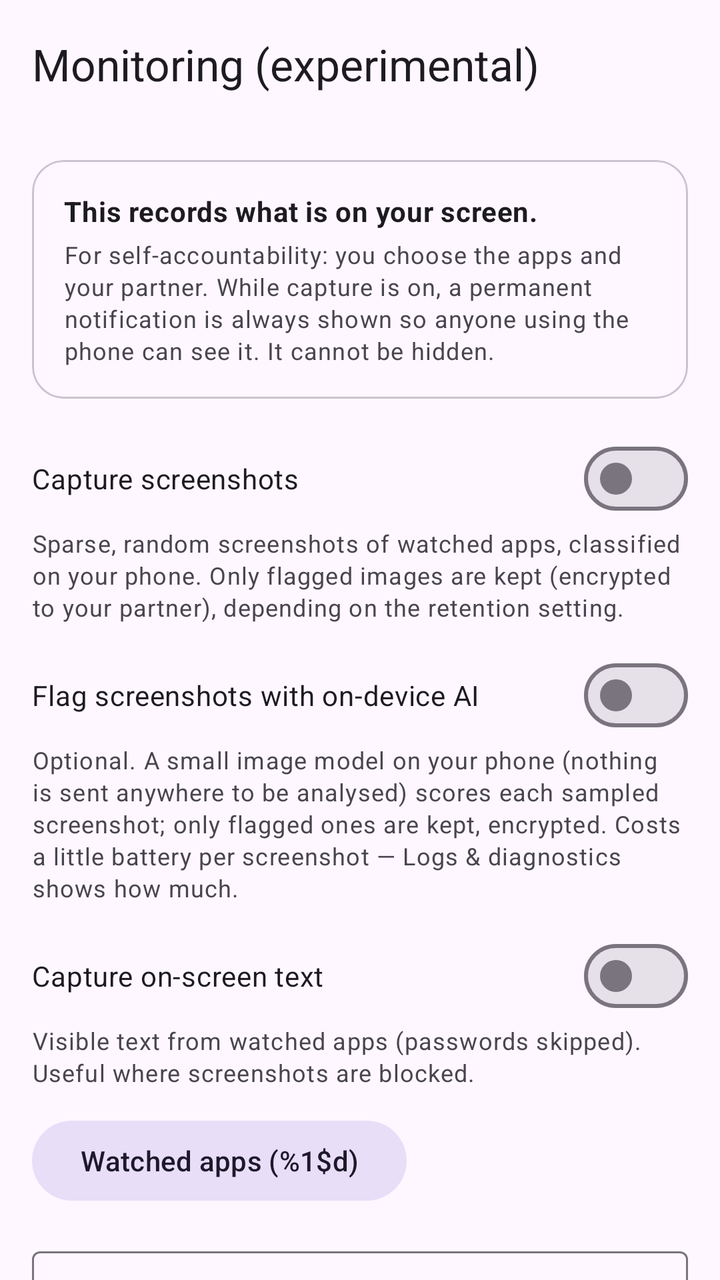
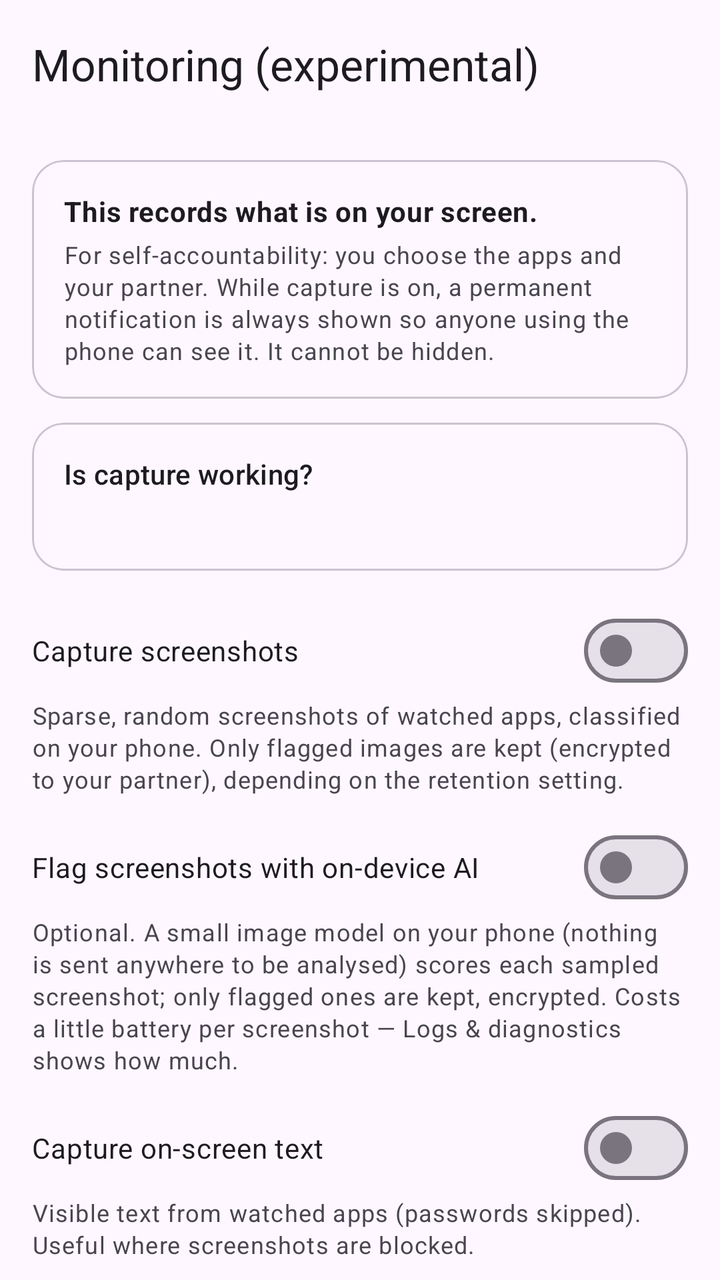

Before-and-after screenshots of an Android layout around one commit, followed by the original layout XML and the change that was made.
<!-- AndroidManifest.xml: application theme Theme.FocusFence -->
<!-- res/layout/activity_monitoring.xml -->
<?xml version="1.0" encoding="utf-8"?>
<androidx.coordinatorlayout.widget.CoordinatorLayout
    xmlns:android="http://schemas.android.com/apk/res/android"
    xmlns:app="http://schemas.android.com/apk/res-auto"
    android:layout_width="match_parent"
    android:layout_height="match_parent">

    <com.google.android.material.appbar.AppBarLayout
        android:layout_width="match_parent"
        android:layout_height="wrap_content">

        <com.google.android.material.appbar.MaterialToolbar
            android:id="@+id/toolbar"
            android:layout_width="match_parent"
            android:layout_height="?attr/actionBarSize"
            app:title="@string/monitor_title" />
    </com.google.android.material.appbar.AppBarLayout>

    <androidx.core.widget.NestedScrollView
        android:layout_width="match_parent"
        android:layout_height="match_parent"
        app:layout_behavior="@string/appbar_scrolling_view_behavior">

        <LinearLayout
            android:layout_width="match_parent"
            android:layout_height="wrap_content"
            android:orientation="vertical"
            android:padding="16dp">

            <com.google.android.material.card.MaterialCardView
                android:layout_width="match_parent"
                android:layout_height="wrap_content"
                app:cardCornerRadius="16dp"
                app:contentPadding="16dp">

                <LinearLayout
                    android:layout_width="match_parent"
                    android:layout_height="wrap_content"
                    android:orientation="vertical">

                    <TextView
                        android:layout_width="match_parent"
                        android:layout_height="wrap_content"
                        android:text="@string/monitor_banner"
                        android:textAppearance="?attr/textAppearanceBodyMedium"
                        android:textStyle="bold" />

                    <TextView
                        android:layout_width="match_parent"
                        android:layout_height="wrap_content"
                        android:layout_marginTop="4dp"
                        android:text="@string/monitor_banner_detail"
                        android:textAppearance="?attr/textAppearanceBodySmall"
                        android:textColor="?android:attr/textColorSecondary" />
                </LinearLayout>
            </com.google.android.material.card.MaterialCardView>

            <com.google.android.material.materialswitch.MaterialSwitch
                android:id="@+id/screenshotsSwitch"
                android:layout_width="match_parent"
                android:layout_height="wrap_content"
                android:layout_marginTop="16dp"
                android:text="@string/monitor_shots" />

            <TextView
                android:id="@+id/screenshotsHint"
                android:layout_width="match_parent"
                android:layout_height="wrap_content"
                android:text="@string/monitor_shots_hint"
                android:textAppearance="?attr/textAppearanceBodySmall"
                android:textColor="?android:attr/textColorSecondary" />

            <com.google.android.material.materialswitch.MaterialSwitch
                android:id="@+id/aiSwitch"
                android:layout_width="match_parent"
                android:layout_height="wrap_content"
                android:layout_marginTop="12dp"
                android:text="@string/monitor_ai" />

            <TextView
                android:layout_width="match_parent"
                android:layout_height="wrap_content"
                android:text="@string/monitor_ai_hint"
                android:textAppearance="?attr/textAppearanceBodySmall"
                android:textColor="?android:attr/textColorSecondary" />

            <com.google.android.material.materialswitch.MaterialSwitch
                android:id="@+id/textSwitch"
                android:layout_width="match_parent"
                android:layout_height="wrap_content"
                android:layout_marginTop="12dp"
                android:text="@string/monitor_text" />

            <TextView
                android:layout_width="match_parent"
                android:layout_height="wrap_content"
                android:text="@string/monitor_text_hint"
                android:textAppearance="?attr/textAppearanceBodySmall"
                android:textColor="?android:attr/textColorSecondary" />

            <Button
                android:id="@+id/watchedAppsButton"
                style="@style/Widget.Material3.Button.TonalButton"
                android:layout_width="wrap_content"
                android:layout_height="wrap_content"
                android:layout_marginTop="12dp"
                android:text="@string/monitor_watched_apps" />

            <com.google.android.material.textfield.TextInputLayout
                style="@style/Widget.Material3.TextInputLayout.OutlinedBox.ExposedDropdownMenu"
                android:layout_width="match_parent"
                android:layout_height="wrap_content"
                android:layout_marginTop="16dp"
                android:hint="@string/monitor_level">

                <com.google.android.material.textfield.MaterialAutoCompleteTextView
                    android:id="@+id/levelDropdown"
                    android:layout_width="match_parent"
                    android:layout_height="wrap_content"
                    android:inputType="none" />
            </com.google.android.material.textfield.TextInputLayout>

            <com.google.android.material.textfield.TextInputLayout
                style="@style/Widget.Material3.TextInputLayout.OutlinedBox.ExposedDropdownMenu"
                android:layout_width="match_parent"
                android:layout_height="wrap_content"
                android:layout_marginTop="12dp"
                android:hint="@string/monitor_retention">

                <com.google.android.material.textfield.MaterialAutoCompleteTextView
                    android:id="@+id/retentionDropdown"
                    android:layout_width="match_parent"
                    android:layout_height="wrap_content"
                    android:inputType="none" />
            </com.google.android.material.textfield.TextInputLayout>

            <TextView
                android:layout_width="match_parent"
                android:layout_height="wrap_content"
                android:layout_marginTop="16dp"
                android:text="@string/monitor_partner_key"
                android:textAppearance="?attr/textAppearanceTitleSmall" />

            <TextView
                android:id="@+id/partnerKeyStatus"
                android:layout_width="match_parent"
                android:layout_height="wrap_content"
                android:textAppearance="?attr/textAppearanceBodySmall"
                android:textColor="?android:attr/textColorSecondary" />

            <com.google.android.material.textfield.TextInputLayout
                android:layout_width="match_parent"
                android:layout_height="wrap_content"
                android:layout_marginTop="4dp"
                android:hint="@string/monitor_partner_key_hint">

                <com.google.android.material.textfield.TextInputEditText
                    android:id="@+id/partnerKeyInput"
                    android:layout_width="match_parent"
                    android:layout_height="wrap_content"
                    android:inputType="textNoSuggestions"
                    android:maxLines="3" />
            </com.google.android.material.textfield.TextInputLayout>

            <Button
                android:id="@+id/partnerKeySaveButton"
                style="@style/Widget.Material3.Button.TextButton"
                android:layout_width="wrap_content"
                android:layout_height="wrap_content"
                android:text="@string/monitor_partner_key_save" />
        </LinearLayout>
    </androidx.core.widget.NestedScrollView>
</androidx.coordinatorlayout.widget.CoordinatorLayout>
<!-- resources referenced by this layout -->
<resources>
  <string name="monitor_ai">Flag screenshots with on-device AI</string>
  <string name="monitor_ai_hint">Optional. A small image model on your phone (nothing is sent anywhere to be analysed) scores each sampled screenshot; only flagged ones are kept, encrypted. Costs a little battery per screenshot — Logs &amp; diagnostics shows how much.</string>
  <string name="monitor_banner">This records what is on your screen.</string>
  <string name="monitor_banner_detail">For self-accountability: you choose the apps and your partner. While capture is on, a permanent notification is always shown so anyone using the phone can see it. It cannot be hidden.</string>
  <string name="monitor_level">Screenshot frequency</string>
  <string name="monitor_partner_key">Partner encryption key</string>
  <string name="monitor_partner_key_hint">Paste partner public key (Base64)</string>
  <string name="monitor_partner_key_save">Save key</string>
  <string name="monitor_retention">What to keep</string>
  <string name="monitor_shots">Capture screenshots</string>
  <string name="monitor_shots_hint">Sparse, random screenshots of watched apps, classified on your phone. Only flagged images are kept (encrypted to your partner), depending on the retention setting.</string>
  <string name="monitor_text">Capture on-screen text</string>
  <string name="monitor_text_hint">Visible text from watched apps (passwords skipped). Useful where screenshots are blocked.</string>
  <string name="monitor_title">Monitoring (experimental)</string>
  <string name="monitor_watched_apps">Watched apps (%1$d)</string>
  <style name="Theme.FocusFence" parent="Theme.Material3.DayNight.NoActionBar">
          <item name="colorPrimary">@color/brand_primary</item>
      </style>
  <color name="brand_primary">#2E7D32</color>
</resources>

<!-- the commit's change to res/layout/activity_monitoring.xml (unified diff, before → after) -->
@@ -52,6 +52,30 @@
                         android:text="@string/monitor_banner_detail"
                         android:textAppearance="?attr/textAppearanceBodySmall"
                         android:textColor="?android:attr/textColorSecondary" />
+                </LinearLayout>
+            </com.google.android.material.card.MaterialCardView>
+
+            <com.google.android.material.card.MaterialCardView
+                android:layout_width="match_parent"
+                android:layout_height="wrap_content"
+                android:layout_marginTop="12dp"
+                app:cardCornerRadius="16dp"
+                app:contentPadding="16dp">
+                <LinearLayout
+                    android:layout_width="match_parent"
+                    android:layout_height="wrap_content"
+                    android:orientation="vertical">
+                    <TextView
+                        android:layout_width="match_parent"
+                        android:layout_height="wrap_content"
+                        android:text="@string/capture_status_title"
+                        android:textAppearance="?attr/textAppearanceTitleSmall" />
+                    <TextView
+                        android:id="@+id/captureStatus"
+                        android:layout_width="match_parent"
+                        android:layout_height="wrap_content"
+                        android:layout_marginTop="4dp"
+                        android:textAppearance="?attr/textAppearanceBodyMedium" />
                 </LinearLayout>
             </com.google.android.material.card.MaterialCardView>
 
<!-- resource entries referenced after the edit -->
@@ -1,5 +1,6 @@
 <!-- resources referenced by this layout -->
 <resources>
+  <string name="capture_status_title">Is capture working?</string>
   <string name="monitor_ai">Flag screenshots with on-device AI</string>
   <string name="monitor_ai_hint">Optional. A small image model on your phone (nothing is sent anywhere to be analysed) scores each sampled screenshot; only flagged ones are kept, encrypted. Costs a little battery per screenshot — Logs &amp; diagnostics shows how much.</string>
   <string name="monitor_banner">This records what is on your screen.</string>
